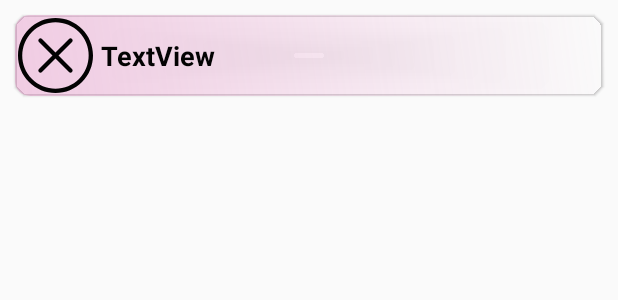
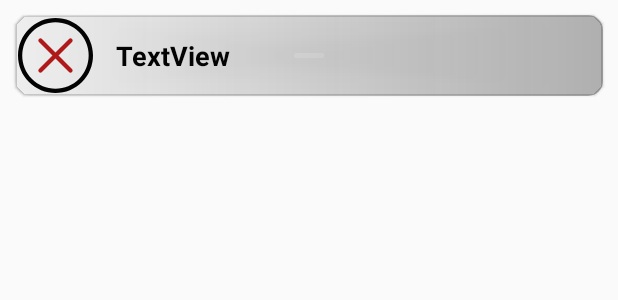
Before and after one commit to ArielCicero/AndroidProjectManager, an Android app: the layout task_card.xml on its own in the app's theme, with its tools: preview values and no code run, on a phone screen of 412 x 824 dp. Shown: the top 300 px of the screen. Run offline under Robolectric (Android 15) with nearby library versions, the phone set to English and light mode, and no system bars.

Commit message:
rv card icons with color

```diff
--- a/app/src/main/res/drawable/bg_card_done.xml
+++ b/app/src/main/res/drawable/bg_card_done.xml
@@ -1,6 +1,6 @@
 <?xml version="1.0" encoding="utf-8"?>
 <shape xmlns:android="http://schemas.android.com/apk/res/android">
-    <gradient android:angle="45"
-        android:startColor="#5458A23C"
-        android:endColor="#00B2B5B8"/>
+    <gradient android:angle="180"
+        android:startColor="#54151615"
+        android:endColor="#0D151615"/>
 </shape>
--- a/app/src/main/res/drawable/bg_card_progress.xml
+++ b/app/src/main/res/drawable/bg_card_progress.xml
@@ -1,6 +1,6 @@
 <?xml version="1.0" encoding="utf-8"?>
 <shape xmlns:android="http://schemas.android.com/apk/res/android">
-    <gradient android:angle="45"
-        android:startColor="#546B8BDB"
-        android:endColor="#00B2B5B8"/>
+    <gradient android:angle="180"
+        android:startColor="#54151615"
+        android:endColor="#0D151615"/>
 </shape>
--- a/app/src/main/res/drawable/bg_card_todo.xml
+++ b/app/src/main/res/drawable/bg_card_todo.xml
@@ -1,6 +1,6 @@
 <?xml version="1.0" encoding="utf-8"?>
 <shape xmlns:android="http://schemas.android.com/apk/res/android">
-    <gradient android:angle="45"
-        android:startColor="#54DB6BB2"
-        android:endColor="#00B2B5B8"/>
+    <gradient android:angle="180"
+        android:startColor="#54151615"
+        android:endColor="#0D151615"/>
 </shape>
--- a/app/src/main/res/drawable/done.xml
+++ b/app/src/main/res/drawable/done.xml
@@ -1,5 +1,5 @@
 <vector android:height="50dp" android:viewportHeight="512"
     android:viewportWidth="512" android:width="50dp" xmlns:android="http://schemas.android.com/apk/res/android">
     <path android:fillColor="#020202" android:pathData="M437.019,74.98C388.667,26.629 324.38,0 256,0C187.619,0 123.331,26.629 74.98,74.98C26.628,123.332 0,187.62 0,256s26.628,132.667 74.98,181.019C123.332,485.371 187.619,512 256,512c68.38,0 132.667,-26.629 181.019,-74.981C485.371,388.667 512,324.38 512,256S485.371,123.333 437.019,74.98zM256,482C131.383,482 30,380.617 30,256S131.383,30 256,30s226,101.383 226,226S380.617,482 256,482z"/>
-    <path android:fillColor="#030303" android:pathData="M378.305,173.859c-5.857,-5.856 -15.355,-5.856 -21.212,0.001L224.634,306.319l-69.727,-69.727c-5.857,-5.857 -15.355,-5.857 -21.213,0c-5.858,5.857 -5.858,15.355 0,21.213l80.333,80.333c2.929,2.929 6.768,4.393 10.606,4.393c3.838,0 7.678,-1.465 10.606,-4.393l143.066,-143.066C384.163,189.215 384.163,179.717 378.305,173.859z"/>
+    <path android:fillColor="#439C0A" android:pathData="M378.305,173.859c-5.857,-5.856 -15.355,-5.856 -21.212,0.001L224.634,306.319l-69.727,-69.727c-5.857,-5.857 -15.355,-5.857 -21.213,0c-5.858,5.857 -5.858,15.355 0,21.213l80.333,80.333c2.929,2.929 6.768,4.393 10.606,4.393c3.838,0 7.678,-1.465 10.606,-4.393l143.066,-143.066C384.163,189.215 384.163,179.717 378.305,173.859z"/>
 </vector>
--- a/app/src/main/res/drawable/todo.xml
+++ b/app/src/main/res/drawable/todo.xml
@@ -3,6 +3,6 @@
     xmlns:android="http://schemas.android.com/apk/res/android">
     <path android:fillColor="#030303"
         android:pathData="M405.6,69.6C360.7,24.7 301.1,0 237.6,0s-123.1,24.7 -168,69.6S0,174.1 0,237.6s24.7,123.1 69.6,168s104.5,69.6 168,69.6s123.1,-24.7 168,-69.6s69.6,-104.5 69.6,-168S450.5,114.5 405.6,69.6zM386.5,386.5c-39.8,39.8 -92.7,61.7 -148.9,61.7s-109.1,-21.9 -148.9,-61.7c-82.1,-82.1 -82.1,-215.7 0,-297.8C128.5,48.9 181.4,27 237.6,27s109.1,21.9 148.9,61.7C468.6,170.8 468.6,304.4 386.5,386.5z"/>
-    <path android:fillColor="#020202"
+    <path android:fillColor="#AF1919"
         android:pathData="M342.3,132.9c-5.3,-5.3 -13.8,-5.3 -19.1,0l-85.6,85.6L152,132.9c-5.3,-5.3 -13.8,-5.3 -19.1,0c-5.3,5.3 -5.3,13.8 0,19.1l85.6,85.6l-85.6,85.6c-5.3,5.3 -5.3,13.8 0,19.1c2.6,2.6 6.1,4 9.5,4s6.9,-1.3 9.5,-4l85.6,-85.6l85.6,85.6c2.6,2.6 6.1,4 9.5,4c3.5,0 6.9,-1.3 9.5,-4c5.3,-5.3 5.3,-13.8 0,-19.1l-85.4,-85.6l85.6,-85.6C347.6,146.7 347.6,138.2 342.3,132.9z"/>
 </vector>
--- a/app/src/main/res/layout/task_card.xml
+++ b/app/src/main/res/layout/task_card.xml
@@ -24,7 +24,7 @@
             android:id="@+id/ivTaskStatus"
             android:layout_width="50dp"
             android:layout_height="50dp"
-            android:layout_marginRight="5dp"
+            android:layout_marginRight="15dp"
             android:layout_gravity="center_vertical"
             android:background="@android:color/transparent"
             app:srcCompat="@drawable/todo" />
```
